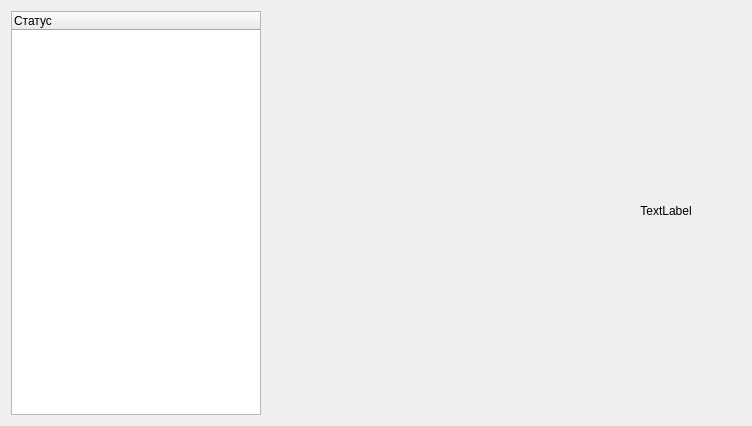
Before: the Qt Designer form src/View/DetailsView/SubWidgets/DetailedStatus.ui in thefinalcutbg/DinoDent, drawn with Qt 5.
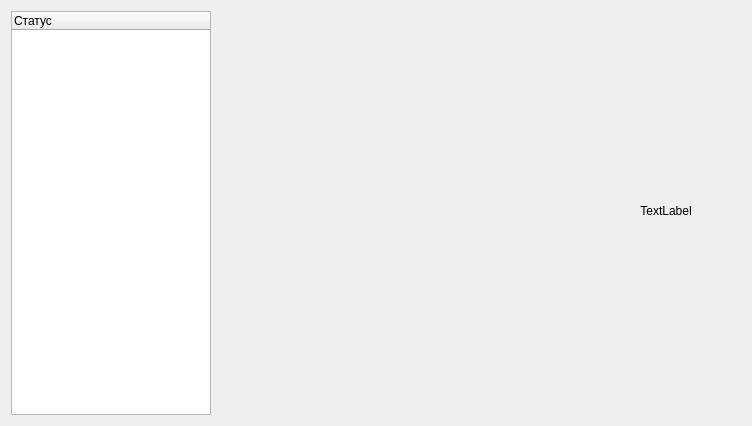
After: the same form once the commit is applied.

The edit to the form file:
```diff
--- a/src/View/DetailsView/SubWidgets/DetailedStatus.ui
+++ b/src/View/DetailsView/SubWidgets/DetailedStatus.ui
@@ -30,7 +30,7 @@
      </property>
      <property name="maximumSize">
       <size>
-       <width>250</width>
+       <width>200</width>
        <height>16777215</height>
       </size>
      </property>
```
